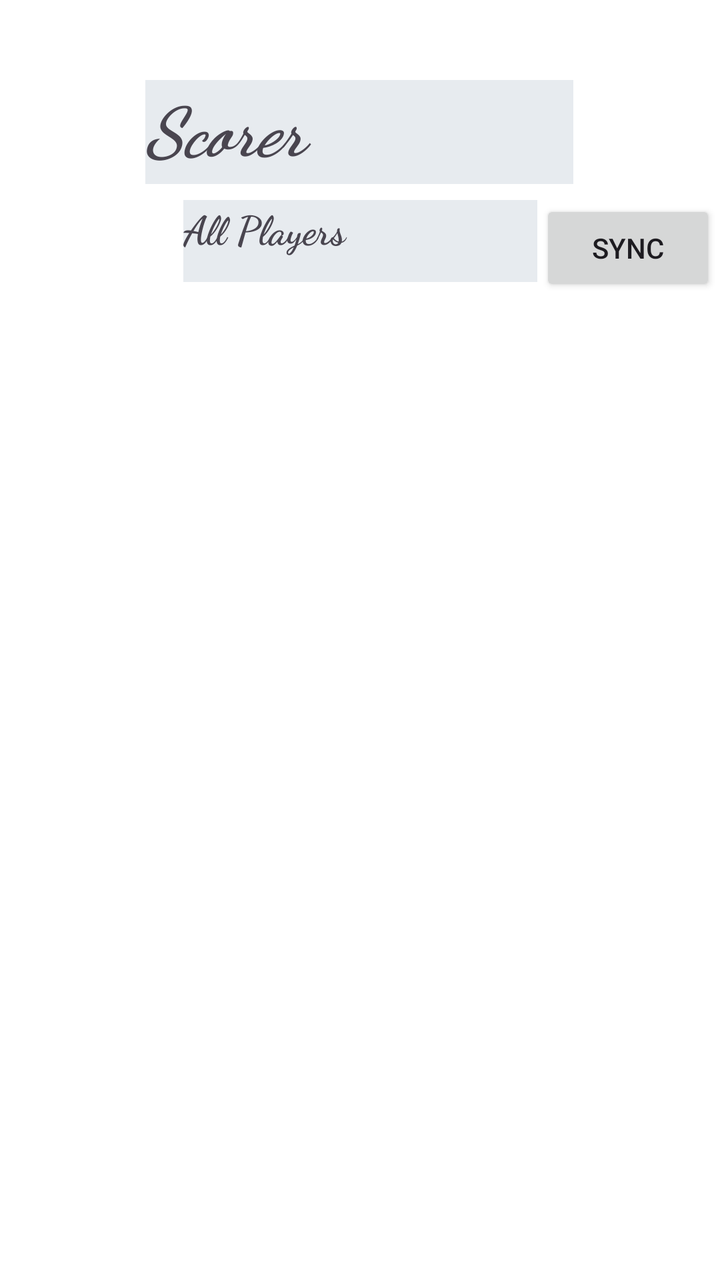
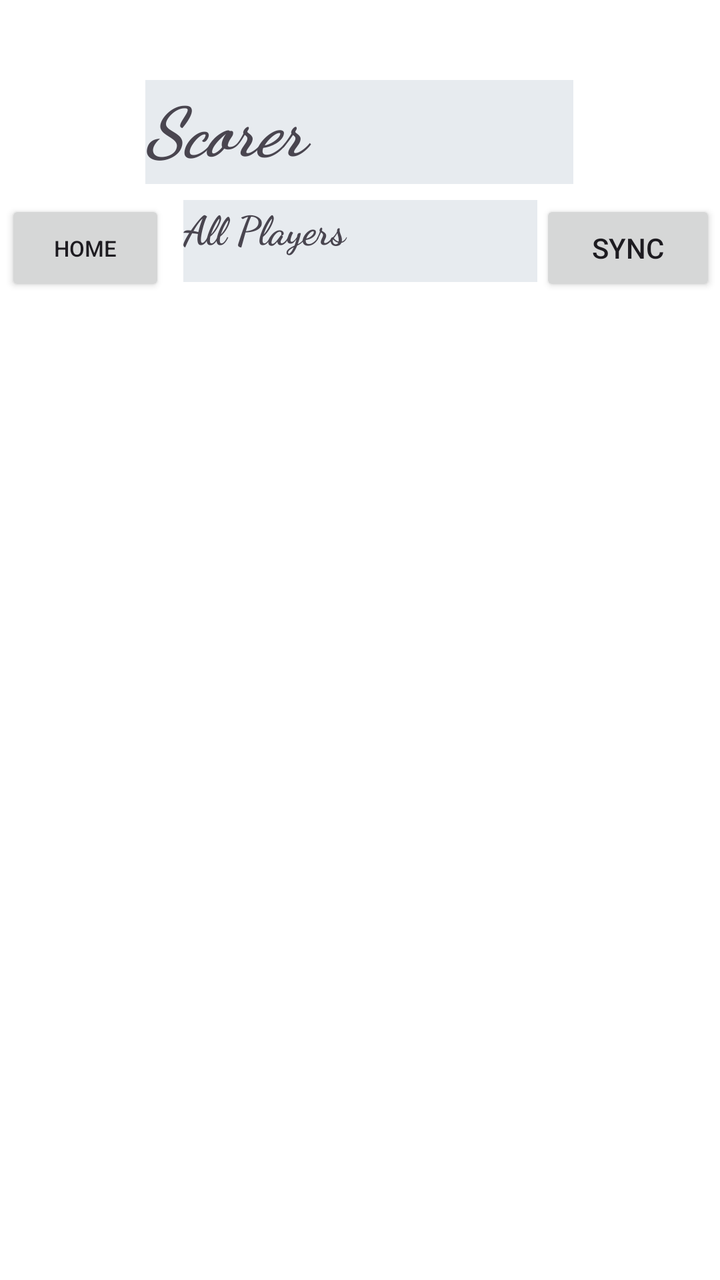

Screens rendered from an Android XML layout before and after an edit, with the pre-edit source and the edit as a unified diff.
<!-- AndroidManifest.xml: application theme Theme.Scorer -->
<!-- res/layout/activity_players.xml -->
<?xml version="1.0" encoding="utf-8"?>
<androidx.constraintlayout.widget.ConstraintLayout xmlns:android="http://schemas.android.com/apk/res/android"
    xmlns:app="http://schemas.android.com/apk/res-auto"
    xmlns:tools="http://schemas.android.com/tools"
    android:id="@+id/main"
    android:layout_width="match_parent"
    android:layout_height="match_parent"
    android:background="#FFFFFF"
    tools:context=".activities.PlayersActivity">

    <TextView
        android:id="@+id/player_info_heading4"
        android:layout_width="177dp"
        android:layout_height="41dp"
        android:layout_marginTop="8dp"
        android:background="#E7EBEF"
        android:fontFamily="cursive"
        android:text="@string/all_players_string"
        android:textAlignment="center"
        android:textSize="20sp"
        android:textStyle="bold"
        app:layout_constraintEnd_toEndOf="parent"
        app:layout_constraintStart_toStartOf="parent"
        app:layout_constraintTop_toBottomOf="@+id/scorer_text_view6" />

    <TextView
        android:id="@+id/scorer_text_view6"
        android:layout_width="214dp"
        android:layout_height="52dp"
        android:layout_marginTop="40dp"
        android:background="#E7EBEF"
        android:fontFamily="cursive"
        android:text="@string/scorer_text_view"
        android:textAlignment="center"
        android:textSize="34sp"
        android:textStyle="bold|italic"
        app:layout_constraintEnd_toEndOf="parent"
        app:layout_constraintHorizontal_bias="0.497"
        app:layout_constraintStart_toStartOf="parent"
        app:layout_constraintTop_toTopOf="parent" />

    <androidx.recyclerview.widget.RecyclerView
        android:id="@+id/all_players_list"
        android:layout_width="395dp"
        android:layout_height="574dp"
        android:layout_marginTop="8dp"
        app:layout_constraintEnd_toEndOf="parent"
        app:layout_constraintStart_toStartOf="parent"
        app:layout_constraintTop_toBottomOf="@+id/player_info_heading4" />

    <Button
        android:id="@+id/sync_button"
        android:layout_width="wrap_content"
        android:layout_height="wrap_content"
        android:layout_marginTop="8dp"
        android:onClick="handleSyncClick"
        android:text="Sync"
        app:layout_constraintEnd_toEndOf="parent"
        app:layout_constraintHorizontal_bias="0.448"
        app:layout_constraintStart_toEndOf="@+id/player_info_heading4"
        app:layout_constraintTop_toBottomOf="@+id/scorer_text_view6" />

</androidx.constraintlayout.widget.ConstraintLayout>
<!-- resources referenced by this layout -->
<resources>
  <string name="all_players_string">All Players</string>
  <string name="scorer_text_view">Scorer</string>
  <style name="Theme.Scorer" parent="Base.Theme.Scorer" />
  <style name="Base.Theme.Scorer" parent="Theme.Material3.DayNight.NoActionBar">
          
          
      </style>
</resources>

<!-- the commit's change to res/layout/activity_players.xml (unified diff, before → after) -->
@@ -7,6 +7,19 @@
     android:layout_height="match_parent"
     android:background="#FFFFFF"
     tools:context=".activities.PlayersActivity">
+
+    <Button
+        android:id="@+id/button11"
+        android:layout_width="80dp"
+        android:layout_height="48dp"
+        android:layout_marginTop="8dp"
+        android:onClick="handleHomeClick"
+        android:text="Home"
+        android:textSize="11sp"
+        app:layout_constraintEnd_toStartOf="@+id/player_info_heading4"
+        app:layout_constraintHorizontal_bias="0.216"
+        app:layout_constraintStart_toStartOf="parent"
+        app:layout_constraintTop_toBottomOf="@+id/scorer_text_view6" />
 
     <TextView
         android:id="@+id/player_info_heading4"
